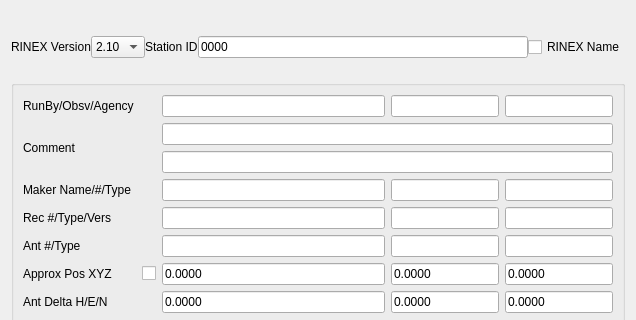
Above: app/rtkconv_qt/convopt.ui from mfkiwl/RTKLIB-1 before the change; both pictures show x 0 to 636 and y 0 to 320 of the 636 by 570 pixel window. Below: the same form after it.
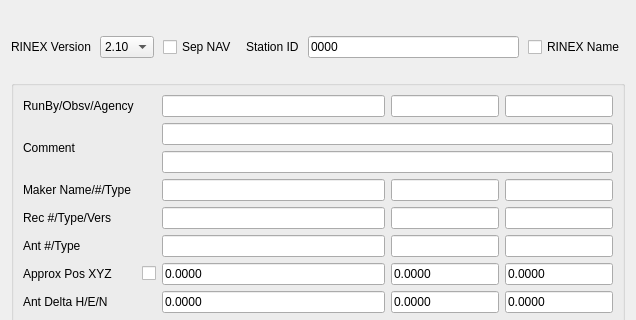
That is the form after the change.

```diff
--- a/app/rtkconv_qt/convopt.ui
+++ b/app/rtkconv_qt/convopt.ui
@@ -21,7 +21,7 @@
     <widget class="QWidget" name="widget_2" native="true">
      <layout class="QHBoxLayout" name="horizontalLayout_5">
       <property name="spacing">
-       <number>0</number>
+       <number>9</number>
       </property>
       <property name="leftMargin">
        <number>0</number>
@@ -90,6 +90,13 @@
         </item>
        </widget>
       </item>
+      <item>
+       <widget class="QCheckBox" name="ChkSepNav">
+        <property name="text">
+         <string>Sep NAV</string>
+        </property>
+       </widget>
+      </item>
       <item>
        <widget class="QLabel" name="Label12">
         <property name="enabled">
```
